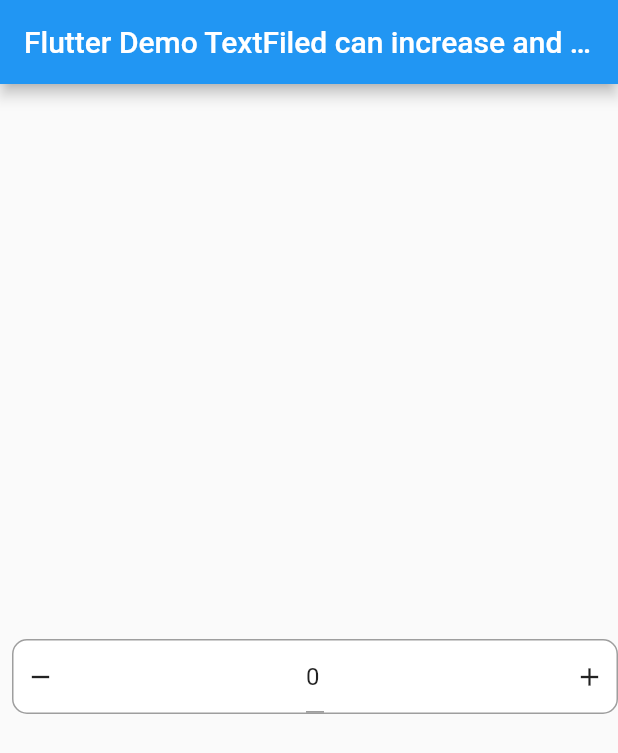
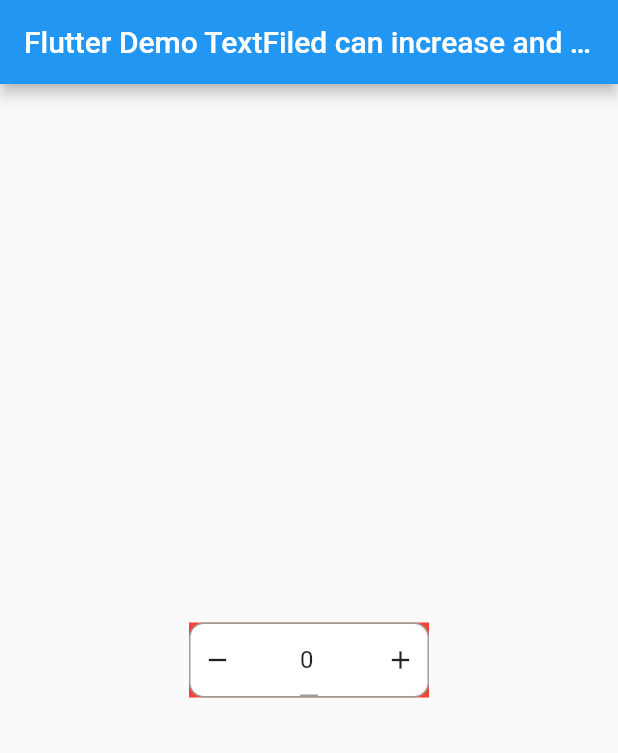
Before and after one commit to minhnn94/textfield_have_range_button, a Flutter app: the screen it shows after launch, on a phone screen of 412 x 824 dp. Shown: the top 753 px of the screen. Run offline on Flutter 3.47's test engine with Material 2 defaults, Android fonts, the phone set to English and light mode, and no system bars; missing offline and left inert: textfield_pattern_formatter.

Commit message:
update some error about textfield

```diff
--- a/lib/example/main.dart
+++ b/lib/example/main.dart
@@ -40,9 +40,16 @@ class _MyHomePageState extends State<MyHomePage> {
       body: Center(
         child: Column(
           mainAxisAlignment: MainAxisAlignment.center,
-          children: const <Widget>[
-            UpAndDownTextField(
-              baseValue: '0',
+          children: <Widget>[
+            Container(
+              color: Colors.red,
+              width: 160,
+              height: 50,
+              child: UpAndDownTextField(
+                baseValue: '0',
+                padding: EdgeInsets.zero,
+                decoration: InputDecoration(labelStyle: TextStyle(fontSize: 8)),
+              ),
             ),
           ],
         ),
--- a/lib/widgets/base/text_field_base.dart
+++ b/lib/widgets/base/text_field_base.dart
@@ -5,7 +5,7 @@ import 'package:textfield_have_range_button/widgets/base/parrent_button.dart';
 
 import 'error_text_field_recommendation.dart';
 
-enum StockTextFieldType { price, volume }
+enum TextFieldType { price, volume }
 
 const decimalDigit = 2;
 const inputHeight = 50.0;
@@ -16,7 +16,7 @@ class TextFieldBase extends StatefulWidget {
     this.minValue,
     this.maxValue,
     this.title,
-    this.type = StockTextFieldType.price,
+    this.type = TextFieldType.price,
     this.controller,
     this.padding,
     this.onChanged,
@@ -37,7 +37,7 @@ class TextFieldBase extends StatefulWidget {
 
   final String? title;
   final TextEditingController? controller;
-  final StockTextFieldType? type;
+  final TextFieldType? type;
   final EdgeInsetsGeometry? padding;
   final Function(String)? onChanged;
   final num? minValue;
@@ -80,15 +80,27 @@ class _TextFieldBaseState extends State<TextFieldBase> {
     super.dispose();
   }
 
+  TextInputType getKeyBoardType(bool isPrice) {
+    if (isPrice) {
+      return const TextInputType.numberWithOptions(decimal: true);
+    } else {
+      return TextInputType.number;
+    }
+  }
+
   @override
   Widget build(BuildContext context) {
-    final isPrice = widget.type == StockTextFieldType.price;
+    final isPrice = widget.type == TextFieldType.price;
     return IgnorePointer(
       ignoring: widget.disable,
       child: Padding(
         padding: widget.padding ?? const EdgeInsets.only(left: 8),
         child: Column(
           crossAxisAlignment: CrossAxisAlignment.start,
+          children: [
+            Visibility(
+              visible: (widget.title ?? '').isNotEmpty,
+              child: Column(
                 children: [
                   Text(
                     widget.title ?? '',
@@ -100,6 +112,9 @@ class _TextFieldBaseState extends State<TextFieldBase> {
                   ),
                   const SizedBox(
                     height: 8,
+                  ),
+                ],
+              ),
             ),
             GestureDetector(
               onTap: () {
@@ -134,10 +149,7 @@ class _TextFieldBaseState extends State<TextFieldBase> {
                             controller: controller,
                             style: widget.titleStyle,
                             decoration: _inputDecoration,
-                            keyboardType: isPrice
-                                ? const TextInputType.numberWithOptions(
-                                    decimal: true)
-                                : TextInputType.number,
+                            keyboardType: getKeyBoardType(isPrice),
                             inputFormatters: widget.inputFormatters,
                             onChanged: widget.onChanged,
                           ),
--- a/lib/widgets/up_and_down_textfield/up_and_down_textfield.dart
+++ b/lib/widgets/up_and_down_textfield/up_and_down_textfield.dart
@@ -17,7 +17,7 @@ class UpAndDownTextField extends StatefulWidget {
     this.minValue,
     this.maxValue,
     this.title,
-    this.type = StockTextFieldType.price,
+    this.type = TextFieldType.price,
     this.controller,
     this.padding,
     this.onChanged,
@@ -36,7 +36,7 @@ class UpAndDownTextField extends StatefulWidget {
 
   final String? title;
   final TextEditingController? controller;
-  final StockTextFieldType? type;
+  final TextFieldType? type;
   final EdgeInsetsGeometry? padding;
   final Function(num)? onChanged;
   final num? minValue;
@@ -197,6 +197,19 @@ class _UpAndDownTextFieldState extends State<UpAndDownTextField> {
       onRightAction: onPressPlus,
       inputFormatters: [ThousandSeparatorDecimalFormatter()],
       baseValue: '0',
+      minValue: widget.minValue,
+      maxValue: widget.maxValue,
+      type: widget.type,
+      padding: widget.padding,
+      step: widget.step,
+      disable: widget.disable,
+      errorText: widget.errorText,
+      isShowErrorText: widget.isShowErrorText,
+      titleStyle: widget.titleStyle,
+      contentStyle: widget.contentStyle,
+      decoration: widget.decoration,
+      rightButton: widget.rightButton,
+      leftButton: widget.leftButton,
     );
   }
 
```
Also changed, not shown: pubspec.lock, 3 other files. Lines whose indentation alone changed are shown as unchanged.
